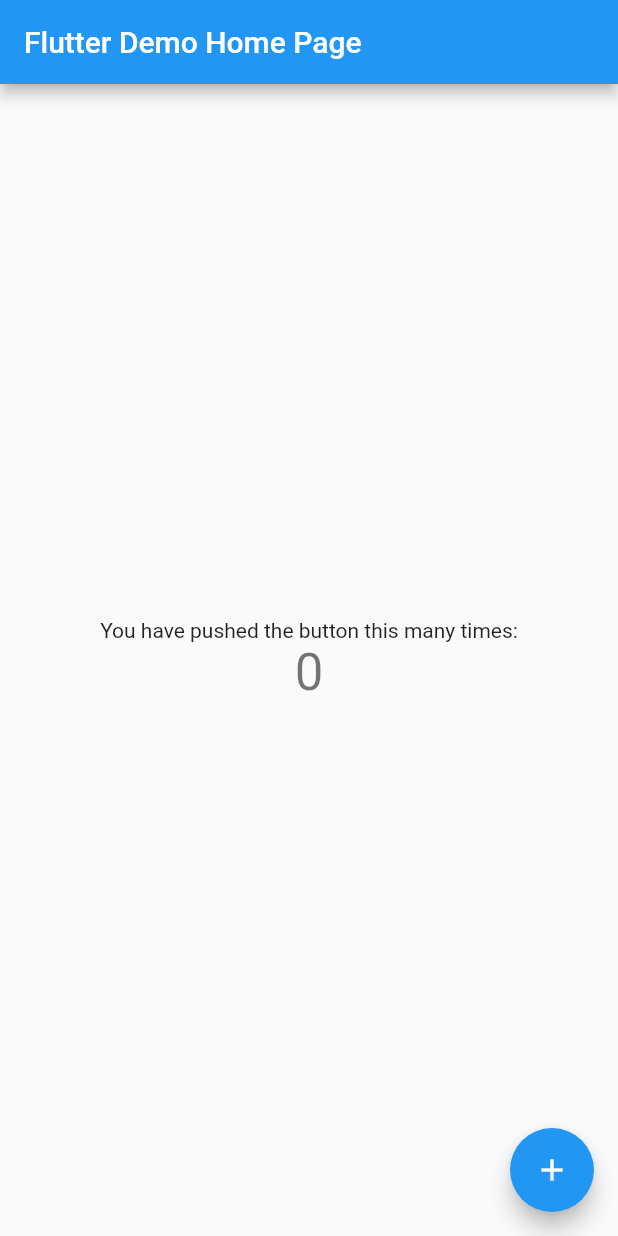
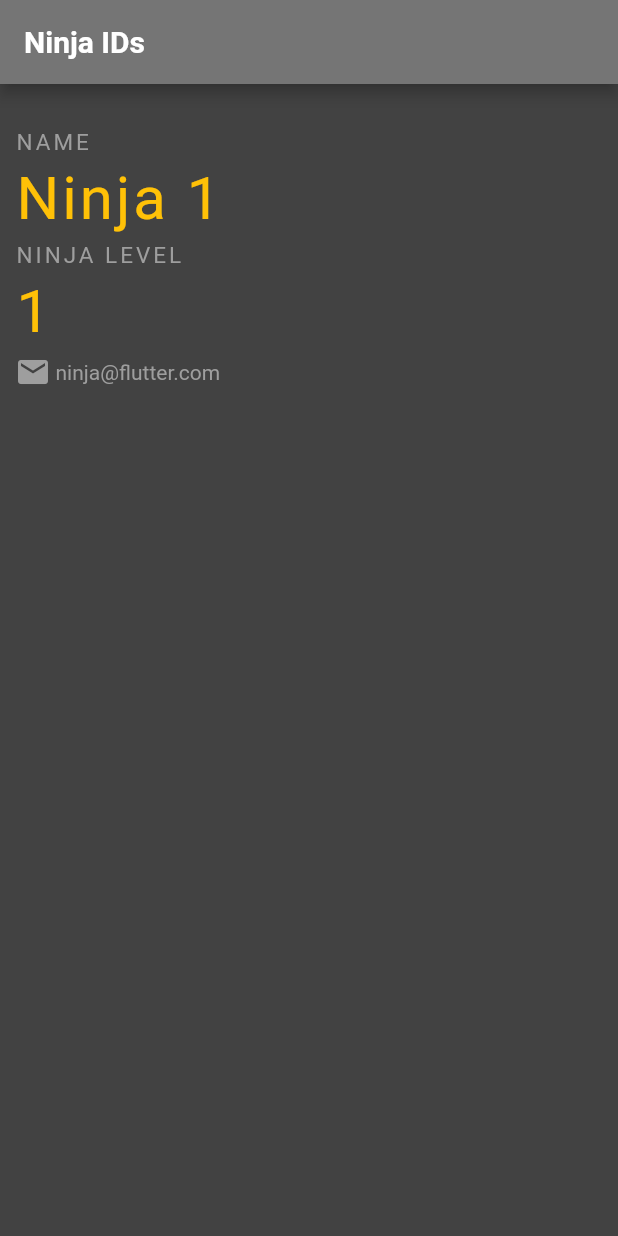
Before and after one commit to hamzakhalidchouhdary/flutter-ninja, a Flutter app: the screen it shows after launch, on a phone screen of 412 x 824 dp. Run offline on Flutter 3.47's test engine with Material 2 defaults, Android fonts, the phone set to English and light mode, and no system bars.

Commit message:
added basic layouts

```diff
--- a/lib/main.dart
+++ b/lib/main.dart
@@ -1,115 +1,108 @@
 import 'package:flutter/material.dart';
 
 void main() {
-  runApp(const MyApp());
+  runApp(const NinjaApp());
 }
 
-class MyApp extends StatelessWidget {
-  const MyApp({super.key});
+class NinjaApp extends StatelessWidget {
+  const NinjaApp({super.key});
 
-  // This widget is the root of your application.
   @override
   Widget build(BuildContext context) {
     return MaterialApp(
-      title: 'Flutter Demo',
+      title: 'Ninja App',
       theme: ThemeData(
-        // This is the theme of your application.
-        //
-        // Try running your application with "flutter run". You'll see the
-        // application has a blue toolbar. Then, without quitting the app, try
-        // changing the primarySwatch below to Colors.green and then invoke
-        // "hot reload" (press "r" in the console where you ran "flutter run",
-        // or simply save your changes to "hot reload" in a Flutter IDE).
-        // Notice that the counter didn't reset back to zero; the application
-        // is not restarted.
-        primarySwatch: Colors.blue,
+        primarySwatch: Colors.grey,
       ),
-      home: const MyHomePage(title: 'Flutter Demo Home Page'),
+      home: const NinjaHome(title: 'Ninja IDs'),
     );
   }
 }
 
-class MyHomePage extends StatefulWidget {
-  const MyHomePage({super.key, required this.title});
-
-  // This widget is the home page of your application. It is stateful, meaning
-  // that it has a State object (defined below) that contains fields that affect
-  // how it looks.
-
-  // This class is the configuration for the state. It holds the values (in this
-  // case the title) provided by the parent (in this case the App widget) and
-  // used by the build method of the State. Fields in a Widget subclass are
-  // always marked "final".
+class NinjaHome extends StatefulWidget {
+  const NinjaHome({super.key, this.title = 'Ninja IDs'});
 
   final String title;
 
   @override
-  State<MyHomePage> createState() => _MyHomePageState();
+  State<NinjaHome> createState() => _NinjaHomeState();
 }
 
-class _MyHomePageState extends State<MyHomePage> {
-  int _counter = 0;
-
-  void _incrementCounter() {
-    setState(() {
-      // This call to setState tells the Flutter framework that something has
-      // changed in this State, which causes it to rerun the build method below
-      // so that the display can reflect the updated values. If we changed
-      // _counter without calling setState(), then the build method would not be
-      // called again, and so nothing would appear to happen.
-      _counter++;
-    });
-  }
-
+class _NinjaHomeState extends State<NinjaHome> {
   @override
   Widget build(BuildContext context) {
-    // This method is rerun every time setState is called, for instance as done
-    // by the _incrementCounter method above.
-    //
-    // The Flutter framework has been optimized to make rerunning build methods
-    // fast, so that you can just rebuild anything that needs updating rather
-    // than having to individually change instances of widgets.
     return Scaffold(
+      backgroundColor: Colors.grey[800],
       appBar: AppBar(
-        // Here we take the value from the MyHomePage object that was created by
-        // the App.build method, and use it to set our appbar title.
-        title: Text(widget.title),
-      ),
-      body: Center(
-        // Center is a layout widget. It takes a single child and positions it
-        // in the middle of the parent.
-        child: Column(
-          // Column is also a layout widget. It takes a list of children and
-          // arranges them vertically. By default, it sizes itself to fit its
-          // children horizontally, and tries to be as tall as its parent.
-          //
-          // Invoke "debug painting" (press "p" in the console, choose the
-          // "Toggle Debug Paint" action from the Flutter Inspector in Android
-          // Studio, or the "Toggle Debug Paint" command in Visual Studio Code)
-          // to see the wireframe for each widget.
-          //
-          // Column has various properties to control how it sizes itself and
-          // how it positions its children. Here we use mainAxisAlignment to
-          // center the children vertically; the main axis here is the vertical
-          // axis because Columns are vertical (the cross axis would be
-          // horizontal).
-          mainAxisAlignment: MainAxisAlignment.center,
-          children: <Widget>[
-            const Text(
-              'You have pushed the button this many times:',
-            ),
-            Text(
-              '$_counter',
-              style: Theme.of(context).textTheme.headlineMedium,
-            ),
-          ],
+        backgroundColor: Colors.grey[600],
+        title: Text(
+          widget.title,
+          style: const TextStyle(
+            color: Colors.white,
+            fontWeight: FontWeight.bold,
+          ),
         ),
       ),
-      floatingActionButton: FloatingActionButton(
-        onPressed: _incrementCounter,
-        tooltip: 'Increment',
-        child: const Icon(Icons.add),
-      ), // This trailing comma makes auto-formatting nicer for build methods.
+      body: const Padding(
+        padding: EdgeInsets.fromLTRB(10.0, 30.0, 10.0, 0.0),
+        child: Column(
+          mainAxisAlignment: MainAxisAlignment.start,
+          crossAxisAlignment: CrossAxisAlignment.start,
+          children: [
+            Text(
+              'NAME',
+              style: TextStyle(
+                letterSpacing: 2.0,
+                color: Colors.grey,
+                fontSize: 15.0
+              ),
+            ),
+            SizedBox(height: 5.0),
+            Text(
+              'Ninja 1',
+              style: TextStyle(
+                color: Colors.amber,
+                fontSize: 40.0,
+                letterSpacing: 2.0,
+              ),
+            ),
+            SizedBox(height: 5.0),
+            Text(
+              'NINJA LEVEL',
+              style: TextStyle(
+                letterSpacing: 2.0,
+                color: Colors.grey,
+                fontSize: 15.0
+              ),
+            ),
+            SizedBox(height: 5.0),
+            Text(
+              '1',
+              style: TextStyle(
+                color: Colors.amber,
+                fontSize: 40.0,
+                letterSpacing: 2.0,
+              ),
+            ),
+            SizedBox(height: 5.0),
+            Row(
+              children: [
+                Icon(
+                  Icons.mail,
+                  color: Colors.grey,
+                ),
+                SizedBox(width: 3.0),
+                Text(
+                  'ninja@flutter.com',
+                  style: TextStyle(
+                    color: Colors.grey
+                  ),
+                )
+              ],
+            )
+          ]
+        ),
+      ),
     );
   }
 }
```
